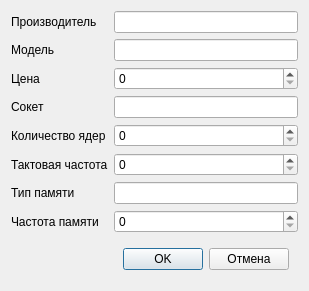
Above: dialogwindow.ui from TheTwinkles/CoureWorkCPU before the change. Below: the same form after it.
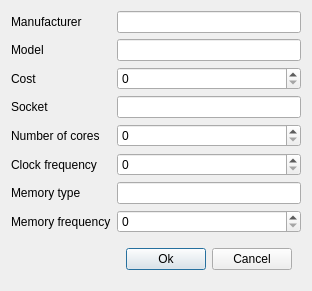
That is the form after the change.

```diff
--- a/dialogwindow.ui
+++ b/dialogwindow.ui
@@ -17,7 +17,7 @@
    <item row="0" column="0">
     <widget class="QLabel" name="lab_manuf">
      <property name="text">
-      <string>Производитель</string>
+      <string>Manufacturer</string>
      </property>
     </widget>
    </item>
@@ -30,7 +30,7 @@
    <item row="2" column="0">
     <widget class="QLabel" name="lab_cost">
      <property name="text">
-      <string>Цена</string>
+      <string>Cost</string>
      </property>
     </widget>
    </item>
@@ -47,7 +47,7 @@
    <item row="3" column="0">
     <widget class="QLabel" name="lab_socket">
      <property name="text">
-      <string>Сокет</string>
+      <string>Socket</string>
      </property>
     </widget>
    </item>
@@ -57,7 +57,7 @@
    <item row="4" column="0">
     <widget class="QLabel" name="lab_numcor">
      <property name="text">
-      <string>Количество ядер</string>
+      <string>Number of cores</string>
      </property>
     </widget>
    </item>
@@ -74,14 +74,14 @@
    <item row="5" column="0">
     <widget class="QLabel" name="lab_prc_spd">
      <property name="text">
-      <string>Тактовая частота</string>
+      <string>Clock frequency</string>
      </property>
     </widget>
    </item>
    <item row="6" column="0">
     <widget class="QLabel" name="lab_mem_type">
      <property name="text">
-      <string>Тип памяти</string>
+      <string>Memory type</string>
      </property>
     </widget>
    </item>
@@ -111,7 +111,7 @@
    <item row="7" column="0">
     <widget class="QLabel" name="lab_mem_freq">
      <property name="text">
-      <string>Частота памяти</string>
+      <string>Memory frequency</string>
      </property>
     </widget>
    </item>
@@ -121,14 +121,14 @@
       <item>
        <widget class="QPushButton" name="button_ok">
         <property name="text">
-         <string>OK</string>
+         <string>Ok</string>
         </property>
        </widget>
       </item>
       <item>
        <widget class="QPushButton" name="button_cancel">
         <property name="text">
-         <string>Отмена</string>
+         <string>Cancel</string>
         </property>
        </widget>
       </item>
@@ -138,7 +138,7 @@
    <item row="1" column="0">
     <widget class="QLabel" name="lab_model">
      <property name="text">
-      <string>Модель</string>
+      <string>Model</string>
      </property>
     </widget>
    </item>
```
